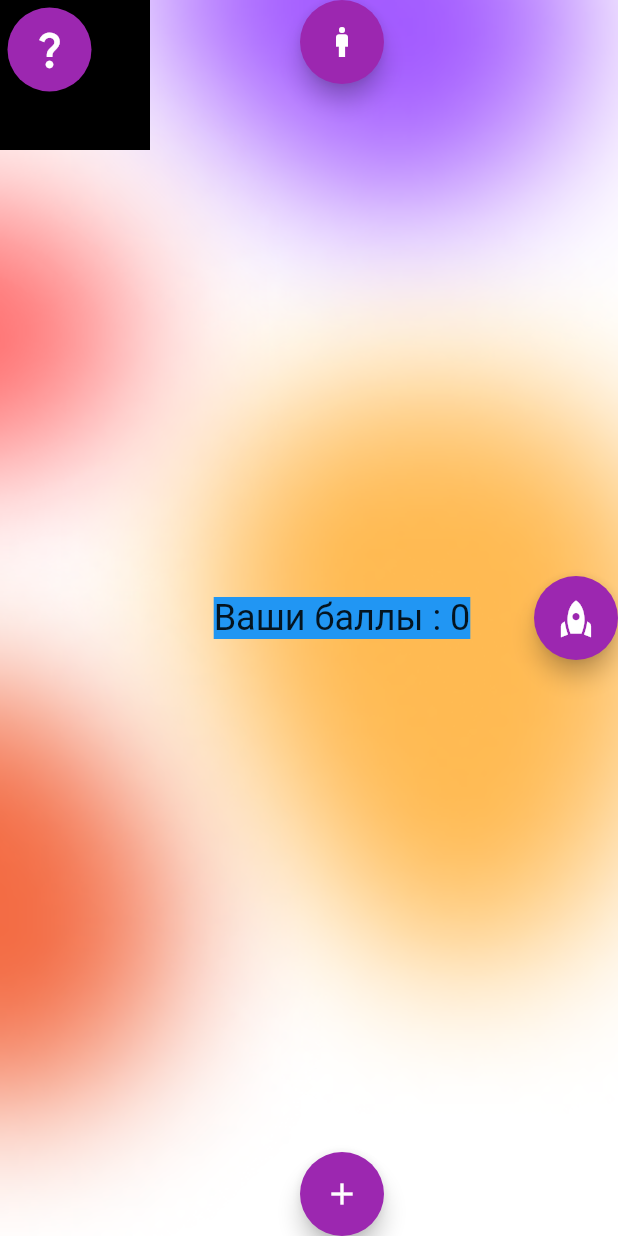
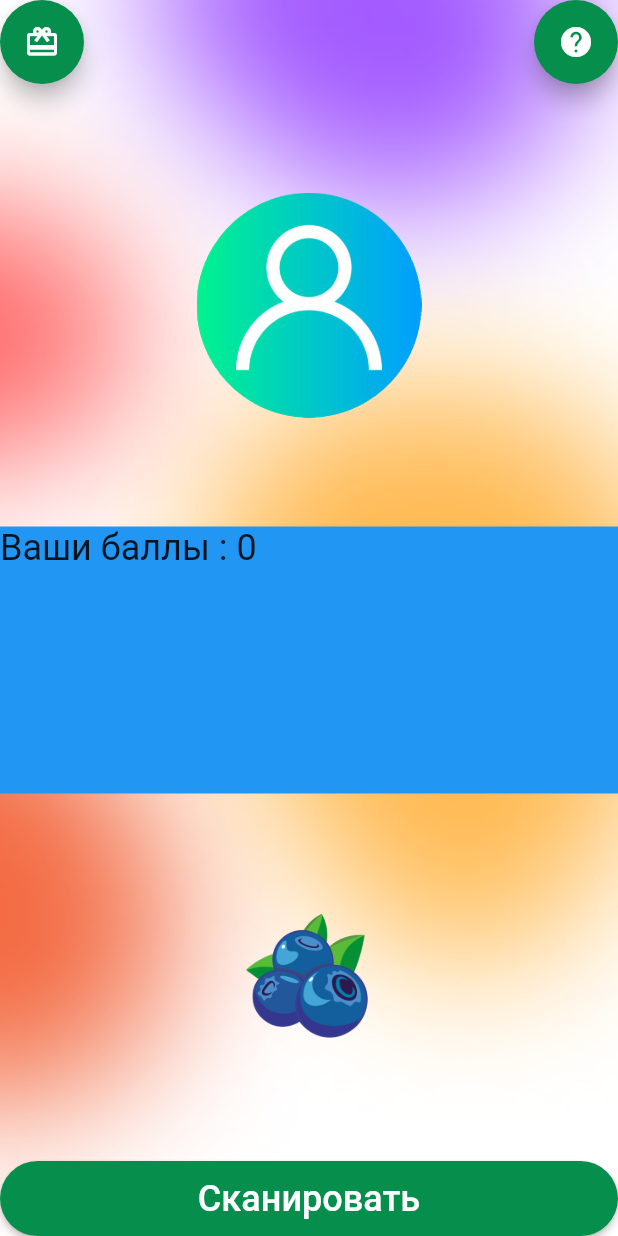
Before and after one commit to F4VOUR1TE/7_th_FLUTTER, a Flutter app: the screen it shows after launch, on a phone screen of 412 x 824 dp. Run offline on Flutter 3.47's test engine with Material 2 defaults, Android fonts, the phone set to English and light mode, and no system bars.

Commit message:
restructuring + new pages

```diff
--- /dev/null
+++ b/flutter_application_1/lib/our_app.dart
@@ -0,0 +1,23 @@
+import 'package:flutter/material.dart';
+import 'package:flutter_application_1/user_page.dart';
+
+import 'info_page.dart';
+
+// тут нужно вообще все нахуй переделать!!!!
+// в этом файле надо оставить только MaterialApp!!!!!
+class App extends StatelessWidget {
+  const App({super.key});
+
+  // This widget is the root of your application.
+  @override
+  Widget build(BuildContext context) {
+    return MaterialApp(
+        title: 'User_page',
+        debugShowCheckedModeBanner: false,
+        theme: ThemeData(
+          primarySwatch: Colors.purple,
+        ),
+        // home: const SafeArea(child: MyHomePage()));
+        home: const SafeArea(child: MyHomePage()));
+  }
+}
--- a/flutter_application_1/lib/user.dart
+++ /dev/null
@@ -1,187 +0,0 @@
-import 'package:flutter/material.dart';
-import 'package:flutter/src/material/colors.dart';
-
-class MyApp extends StatelessWidget {
-  const MyApp({super.key});
-
-  // This widget is the root of your application.
-  @override
-  Widget build(BuildContext context) {
-    return MaterialApp(
-        title: 'User_page',
-        debugShowCheckedModeBanner: false,
-        theme: ThemeData(
-          // This is the theme of your application.
-          //
-          // Try running your application with "flutter run". You'll see the
-          // application has a blue toolbar. Then, without quitting the app, try
-          // changing the primarySwatch below to Colors.green and then invoke
-          // "hot reload" (press "r" in the console where you ran "flutter run",
-          // or simply save your changes to "hot reload" in a Flutter IDE).
-          // Notice that the counter didn't reset back to zero; the application
-          // is not restarted.
-          primarySwatch: Colors.purple,
-        ),
-        home: const SafeArea(child: MyHomePage()));
-  }
-}
-
-class MyHomePage extends StatefulWidget {
-  const MyHomePage({super.key});
-
-  // This widget is the home page of your application. It is stateful, meaning
-  // that it has a State object (defined below) that contains fields that affect
-  // how it looks.
-
-  // This class is the configuration for the state. It holds the values (in this
-  // case the title) provided by the parent (in this case the App widget) and
-  // used by the build method of the State. Fields in a Widget subclass are
-  // always marked "final".
-
-  // final String title;
-
-  @override
-  State<MyHomePage> createState() => _MyHomePageState();
-}
-
-class _MyHomePageState extends State<MyHomePage> {
-  int _counter = 0;
-
-  void _incrementCounter() {
-    setState(() {
-
-      _counter++;
-    });
-  }
-
-  @override
-  Widget build(BuildContext context) {
-
-    return Scaffold(
-      // appBar: AppBar(
-      //   // Here we take the value from the MyHomePage object that was created by
-      //   // the App.build method, and use it to set our appbar title.
-      //   title: Text(widget.title),
-      // ),
-      body: Container(
-        decoration: const BoxDecoration(
-            image: DecorationImage(
-                image: AssetImage("assets/images/bg.png"), fit: BoxFit.cover)),
-        child: Row(
-
-          mainAxisAlignment: MainAxisAlignment.spaceBetween,
-          crossAxisAlignment: CrossAxisAlignment.start,
-          children: [
-            // Column(
-            //     mainAxisAlignment: MainAxisAlignment.spaceBetween,
-            //     children: [
-            //       Container(
-            //           height: 100,
-            //           width: 100,
-            //           // color: Colors.black,
-            //           alignment: Alignment.topLeft,
-            //           padding: const EdgeInsets.all(5),
-            //           child: FloatingActionButton(
-            //             onPressed: () => print("проверка работы 1-ой кнопки"),
-            //             tooltip: 'моя кнопка для проверки',
-            //             child: const Icon(
-            //               Icons.question_mark_outlined,
-            //               size: 30,
-            //             ),
-            //           )),
-            //       const SizedBox(
-            //         height: 100,
-            //         width: 100,
-            //         // color: Colors.blue,
-            //       ),
-            //       const SizedBox(
-            //         height: 100,
-            //         width: 100,
-            //         // color: Colors.red,
-            //       )
-            //     ]),
-            Container(
-                // transformAlignment: Alignment.topLeft,
-                height: 100,
-                width: 100,
-                color: Colors.black,
-                alignment: Alignment.topLeft,
-                padding: const EdgeInsets.all(5),
-                child: FloatingActionButton(
-                  onPressed: () => print("проверка работы 1-ой кнопки"),
-                  tooltip: 'моя кнопка для проверки',
-                  child: const Icon(
-                    Icons.question_mark_outlined,
-                    size: 30,
-                  ),
-                )),
-            Column(
-              mainAxisAlignment: MainAxisAlignment.spaceBetween,
-              children: [
-                FloatingActionButton(
-                  onPressed: () {
-                    print('popa');
-                  },
-                  tooltip: 'Increment',
-                  child: const Icon(Icons.man),
-                ),
-                Container(
-                  color: Colors.blue,
-                  child: Text('Ваши баллы : $_counter',
-                      style: const TextStyle(fontSize: 24.0)),
-                ),
-                FloatingActionButton(
-                  onPressed: _incrementCounter,
-                  tooltip: 'Increment',
-                  child: const Icon(Icons.add),
-                ),
-              ],
-            ),
-            Column(
-              mainAxisAlignment: MainAxisAlignment.center,
-              children: [
-                FloatingActionButton(
-                  onPressed: () => print("проверка работы 2-ой кнопки"),
-                  tooltip: 'моя 2-ая кнопка для проверки',
-                  child: const Icon(
-                    Icons.rocket,
-                    size: 30,
-                  ),
-                ),
-
-                // FloatingActionButton(
-                //   onPressed: () => print("проверка работы 1-ой кнопки"),
-                //   tooltip: 'моя кнопка для проверки',
-                //   child: const Icon(Icons.question_mark),
-                // )
-              ],
-            ),
-          ],
-        ),
-      ),
-      // floatingActionButton: Column(
-      //   mainAxisAlignment: MainAxisAlignment.center,
-      //   children: [
-      //     FloatingActionButton(
-      //       onPressed: () => print("проверка работы 2-ой кнопки"),
-      //       tooltip: 'моя 2-ая кнопка для проверки',
-      //       child: const Icon(
-      //         Icons.rocket,
-      //         size: 30,
-      //       ),
-      //     ),
-      //     FloatingActionButton(
-      //       onPressed: _incrementCounter,
-      //       tooltip: 'Increment',
-      //       child: const Icon(Icons.add),
-      //     ),
-      // FloatingActionButton(
-      //   onPressed: () => print("проверка работы 1-ой кнопки"),
-      //   tooltip: 'моя кнопка для проверки',
-      //   child: const Icon(Icons.question_mark),
-      // )
-      // ],
-      // ), // This trailing comma makes auto-formatting nicer for build methods.
-    );
-  }
-}
--- /dev/null
+++ b/flutter_application_1/lib/user_page.dart
@@ -0,0 +1,260 @@
+import 'package:flutter/material.dart';
+
+// class MyHomePage extends StatefulWidget {
+//   const MyHomePage({super.key});
+
+//   // This widget is the home page of your application. It is stateful, meaning
+//   // that it has a State object (defined below) that contains fields that affect
+//   // how it looks.
+
+//   // This class is the configuration for the state. It holds the values (in this
+//   // case the title) provided by the parent (in this case the App widget) and
+//   // used by the build method of the State. Fields in a Widget subclass are
+//   // always marked "final".
+
+//   // final String title;
+
+//   @override
+//   State<MyHomePage> createState() => _MyHomePageState();
+// }
+
+// class _MyHomePageState extends State<MyHomePage> {
+//   int _counter = 0;
+
+//   void _incrementCounter() {
+//     setState(() {
+//       _counter++;
+//     });
+//   }
+
+//   @override
+//   Widget build(BuildContext context) {
+//     return Scaffold(
+//       // appBar: AppBar(
+//       //   // Here we take the value from the MyHomePage object that was created by
+//       //   // the App.build method, and use it to set our appbar title.
+//       //   title: Text(widget.title),
+//       // ),
+//       body: Container(
+//         decoration: const BoxDecoration(
+//             image: DecorationImage(
+//                 image: AssetImage("assets/images/bg.png"), fit: BoxFit.cover)),
+//         child: Row(
+//           mainAxisAlignment: MainAxisAlignment.spaceBetween,
+//           crossAxisAlignment: CrossAxisAlignment.start,
+//           children: [
+//             // Column(
+//             //     mainAxisAlignment: MainAxisAlignment.spaceBetween,
+//             //     children: [
+//             //       Container(
+//             //           height: 100,
+//             //           width: 100,
+//             //           // color: Colors.black,
+//             //           alignment: Alignment.topLeft,
+//             //           padding: const EdgeInsets.all(5),
+//             //           child: FloatingActionButton(
+//             //             onPressed: () => print("проверка работы 1-ой кнопки"),
+//             //             tooltip: 'моя кнопка для проверки',
+//             //             child: const Icon(
+//             //               Icons.question_mark_outlined,
+//             //               size: 30,
+//             //             ),
+//             //           )),
+//             //       const SizedBox(
+//             //         height: 100,
+//             //         width: 100,
+//             //         // color: Colors.blue,
+//             //       ),
+//             //       const SizedBox(
+//             //         height: 100,
+//             //         width: 100,
+//             //         // color: Colors.red,
+//             //       )
+//             //     ]),
+//             Container(
+//                 // transformAlignment: Alignment.topLeft,
+//                 height: 100,
+//                 width: 100,
+//                 // color: Colors.black,
+//                 alignment: Alignment.topLeft,
+//                 padding: const EdgeInsets.all(5),
+//                 child: FloatingActionButton(
+//                   onPressed: () => print("проверка работы 1-ой кнопки"),
+//                   tooltip: 'моя кнопка для проверки',
+//                   child: const Icon(
+//                     Icons.question_mark_outlined,
+//                     size: 30,
+//                   ),
+//                 )),
+//             Column(
+//               mainAxisAlignment: MainAxisAlignment.spaceBetween,
+//               children: [
+//                 FloatingActionButton(
+//                   onPressed: () {
+//                     print('popa');
+//                   },
+//                   tooltip: 'Increment',
+//                   child: const Icon(Icons.man),
+//                 ),
+//                 Container(
+//                   color: Colors.blue,
+//                   child: Text('Ваши баллы : $_counter',
+//                       style: const TextStyle(fontSize: 24.0)),
+//                 ),
+//                 FloatingActionButton(
+//                   onPressed: _incrementCounter,
+//                   tooltip: 'Increment',
+//                   child: const Icon(Icons.add),
+//                 ),
+//               ],
+//             ),
+//             Column(
+//               mainAxisAlignment: MainAxisAlignment.center,
+//               children: [
+//                 FloatingActionButton(
+//                   onPressed: () => print("проверка работы 2-ой кнопки"),
+//                   tooltip: 'моя 2-ая кнопка для проверки',
+//                   child: const Icon(
+//                     Icons.rocket,
+//                     size: 30,
+//                   ),
+//                 ),
+
+//                 // FloatingActionButton(
+//                 //   onPressed: () => print("проверка работы 1-ой кнопки"),
+//                 //   tooltip: 'моя кнопка для проверки',
+//                 //   child: const Icon(Icons.question_mark),
+//                 // )
+//               ],
+//             ),
+//           ],
+//         ),
+//       ),
+//       // floatingActionButton: Column(
+//       //   mainAxisAlignment: MainAxisAlignment.center,
+//       //   children: [
+//       //     FloatingActionButton(
+//       //       onPressed: () => print("проверка работы 2-ой кнопки"),
+//       //       tooltip: 'моя 2-ая кнопка для проверки',
+//       //       child: const Icon(
+//       //         Icons.rocket,
+//       //         size: 30,
+//       //       ),
+//       //     ),
+//       //     FloatingActionButton(
+//       //       onPressed: _incrementCounter,
+//       //       tooltip: 'Increment',
+//       //       child: const Icon(Icons.add),
+//       //     ),
+//       // FloatingActionButton(
+//       //   onPressed: () => print("проверка работы 1-ой кнопки"),
+//       //   tooltip: 'моя кнопка для проверки',
+//       //   child: const Icon(Icons.question_mark),
+//       // )
+//       // ],
+//       // ), // This trailing comma makes auto-formatting nicer for build methods.
+//     );
+//   }
+// }   СТАРАЯ ВЕРСИЯ
+class MyHomePage extends StatefulWidget {
+  const MyHomePage({super.key});
+  @override
+  State<MyHomePage> createState() => _MyHomePageState();
+}
+
+class _MyHomePageState extends State<MyHomePage> {
+  int _counter = 0;
+
+  void _incrementCounter() {
+    setState(() {
+      _counter++;
+    });
+  }
+
+  @override
+  Widget build(BuildContext context) {
+    return Scaffold(
+      body: Container(
+        decoration: const BoxDecoration(
+            image: DecorationImage(
+                image: AssetImage("assets/images/bg.png"), fit: BoxFit.cover)),
+        child: Column(
+          mainAxisAlignment: MainAxisAlignment.spaceBetween,
+          crossAxisAlignment: CrossAxisAlignment.start,
+          children: [
+            Row(
+              mainAxisAlignment: MainAxisAlignment.spaceBetween,
+              children: [
+                FloatingActionButton(
+                  onPressed: () {
+                    print('popa');
+                  },
+                  backgroundColor: Color.fromARGB(255, 5, 142, 76),
+                  tooltip: 'Increment',
+                  child: const Icon(Icons.card_giftcard_outlined,
+                      color: Colors.white),
+                ),
+                FloatingActionButton(
+                  onPressed: _incrementCounter,
+                  backgroundColor: Color.fromARGB(255, 5, 142, 76),
+                  tooltip: 'Increment',
+                  child: const Icon(
+                    Icons.help_outlined,
+                    color: Colors.white,
+                  ),
+                ),
+              ],
+            ),
+            Row(
+              mainAxisAlignment: MainAxisAlignment.center,
+              children: const [
+                Image(
+                  image: AssetImage("assets/images/user.png"),
+                  height: 150,
+                  width: 150,
+                )
+              ],
+            ),
+            Row(
+              mainAxisAlignment: MainAxisAlignment.center,
+              children: [
+                Container(
+                  width: MediaQuery.of(context).size.width,
+                  color: Colors.blue.withOpacity(1),
+                  padding: const EdgeInsets.fromLTRB(0, 0, 0, 150),
+                  child: Text('Ваши баллы : $_counter',
+                      style: const TextStyle(fontSize: 24.0)),
+                ),
+              ],
+            ),
+            Row(
+              mainAxisAlignment: MainAxisAlignment.center,
+              children: const [
+                Image(
+                  image: AssetImage("assets/images/berry.png"),
+                  height: 100,
+                  width: 100,
+                ),
+              ],
+            ),
+            Container(
+              width: MediaQuery.of(context).size.width,
+              child: ElevatedButton(
+                  onPressed: () {},
+                  style: ElevatedButton.styleFrom(
+                    shape: const StadiumBorder(),
+                    backgroundColor: const Color.fromARGB(255, 5, 142, 76),
+                    padding: const EdgeInsets.all(10.0),
+                    minimumSize: const Size(400.0, 50.0),
+                  ),
+                  child: const Text(
+                    "Сканировать",
+                    style: TextStyle(fontSize: 24),
+                  )),
+            )
+          ],
+        ),
+      ),
+    );
+  }
+}
```
Also changed, not shown: flutter_application_1/lib/info_page.dart (added, +81 -0 lines), flutter_application_1/lib/main.dart (+3 -4 lines), flutter_application_1/assets/images/berry.png (added), flutter_application_1/assets/images/user.png (added), flutter_application_1/lib/login_page.dart (renamed from flutter_application_1/lib/login.dart), 1 other file.
